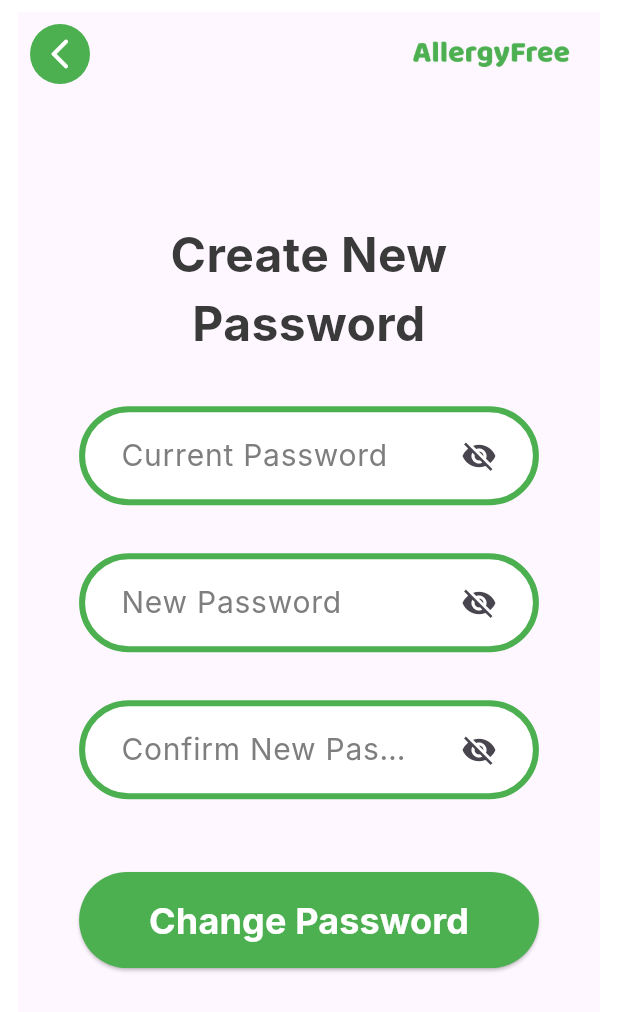
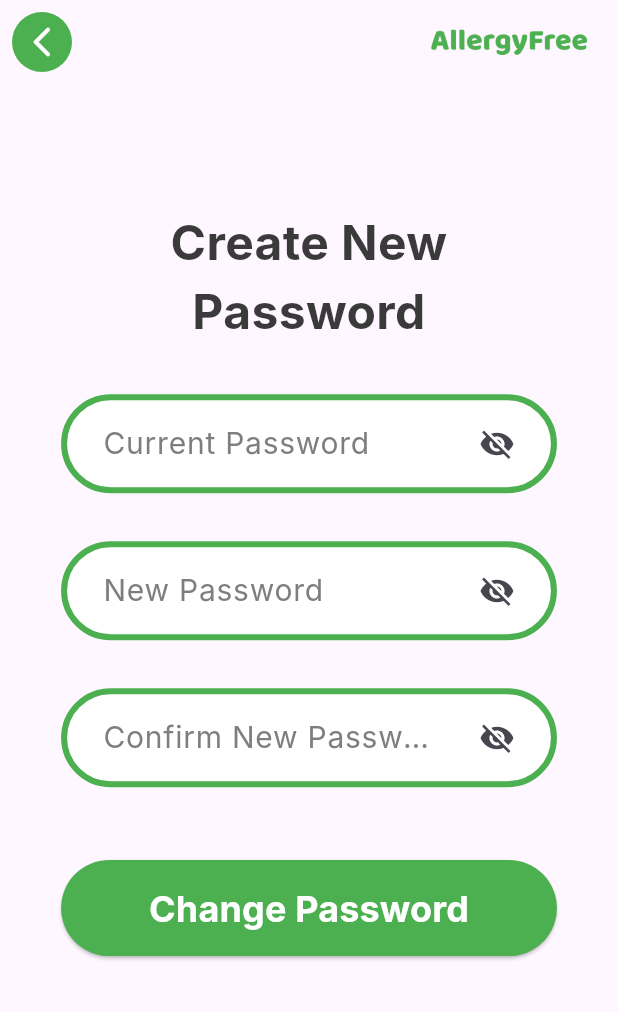
Before and after one commit to oayala775/allergy_free, a Flutter app: the ChangePasswordScreen screen opened by its route, on a phone screen of 412 x 824 dp. Shown: the top 1012 px of the screen. Run offline on Flutter 3.47's test engine with Material 3 defaults, Android fonts, the phone set to English and light mode, and no system bars; our stand-ins replace camera, dotted_border, flutter_riverpod, go_router, multi_select_flutter; Roboto replaces fonts that are missing (Inter).

Commit message:
Fixed change password screen size

```diff
--- a/allergy_free/lib/presentation/screens/changePassword/change_password_screen.dart
+++ b/allergy_free/lib/presentation/screens/changePassword/change_password_screen.dart
@@ -1,7 +1,6 @@
 import 'package:allergy_free/config/utils/custom_text_styles.dart';
 import 'package:flutter/material.dart';
 import '../../widgets/widgets.dart';
-
 
 class ChangePasswordScreen extends StatefulWidget {
   static const String screenName = "change_password_screen";
@@ -14,13 +13,10 @@ class ChangePasswordScreen extends StatefulWidget {
 class _ChangePasswordScreenState extends State<ChangePasswordScreen> {
   @override
   Widget build(BuildContext context) {
-    return Padding(
-      padding: const EdgeInsets.symmetric(horizontal: 12.0, vertical: 8.0),
-      child: Scaffold(
-        appBar: Appbar(),
-        body: SingleChildScrollView(
-          child: IntrinsicHeight(child: ChangePasswordForm()),
-        ),
+    return Scaffold(
+      appBar: Appbar(),
+      body: SingleChildScrollView(
+        child: IntrinsicHeight(child: ChangePasswordForm()),
       ),
     );
   }
```
